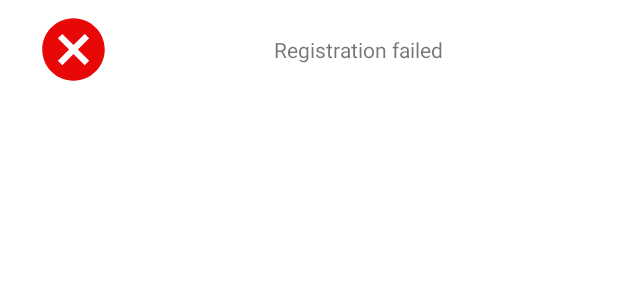
After one commit to DzmitreyDanilau/MuzHelperMessenger, an Android app: the layout content_snackbar.xml on its own in the app's theme, with its tools: preview values and no code run, on a phone screen of 412 x 824 dp. The commit adds this screen. Shown: the top 300 px of the screen. Run offline under Robolectric (Android 15) with nearby library versions, the phone set to English and light mode, and no system bars.

Commit message:
Add viewModel dependency,resources,icon,edit view model,fragment [Registration]

```diff
--- a/app/build.gradle
+++ b/app/build.gradle
@@ -89,7 +89,8 @@ dependencies {
     kapt "androidx.lifecycle:lifecycle-compiler:$lifecycleVersion"
     implementation "androidx.lifecycle:lifecycle-runtime:$lifecycleVersion"
     implementation "androidx.lifecycle:lifecycle-extensions:$lifecycleVersion"
-    implementation "androidx.lifecycle:lifecycle-common-java8:$lifecycleVersion"
+    implementation "androidx.lifecycle:lifecycle-viewmodel-ktx:$lifecycleVersion"
+    implementation "androidx.lifecycle:lifecycle-viewmodel-savedstate:$lifecycleVersion"
 
     //form edit text
     implementation "com.andreabaccega:android-form-edittext:$formEditTextVersion"
--- /dev/null
+++ b/app/src/main/java/by/dzmitrey/danilau/muzhelpermessenger/utils/extensions/String.kt
@@ -0,0 +1,3 @@
+package by.dzmitrey.danilau.muzhelpermessenger.utils.extensions
+
+fun String.Companion.Empty() = ""
--- /dev/null
+++ b/app/src/main/res/drawable/ic_cancel_cross.xml
@@ -0,0 +1,9 @@
+<vector xmlns:android="http://schemas.android.com/apk/res/android"
+        android:width="24dp"
+        android:height="24dp"
+        android:viewportWidth="24.0"
+        android:viewportHeight="24.0">
+    <path
+        android:fillColor="#E80808"
+        android:pathData="M12,2C6.47,2 2,6.47 2,12s4.47,10 10,10 10,-4.47 10,-10S17.53,2 12,2zM17,15.59L15.59,17 12,13.41 8.41,17 7,15.59 10.59,12 7,8.41 8.41,7 12,10.59 15.59,7 17,8.41 13.41,12 17,15.59z"/>
+</vector>
--- /dev/null
+++ b/app/src/main/res/layout/content_snackbar.xml
@@ -0,0 +1,30 @@
+<?xml version="1.0" encoding="utf-8"?>
+<androidx.constraintlayout.widget.ConstraintLayout xmlns:android="http://schemas.android.com/apk/res/android"
+    xmlns:app="http://schemas.android.com/apk/res-auto"
+    xmlns:tools="http://schemas.android.com/tools"
+    android:layout_width="match_parent"
+    android:layout_height="wrap_content"
+    android:backgroundTint="@color/colorPrimary"
+    android:padding="@dimen/default_pading">
+
+    <ImageView
+        android:id="@+id/snackBarImage"
+        android:layout_width="@dimen/snackBar_image_width"
+        android:layout_height="@dimen/snackBar_image_height"
+        android:layout_marginStart="@dimen/default_margin"
+        android:contentDescription="@string/image_content_dec_snackBar"
+        app:layout_constraintStart_toStartOf="parent"
+        app:layout_constraintTop_toTopOf="parent"
+        tools:src="@drawable/ic_cancel_cross" />
+
+    <TextView
+        android:id="@+id/snackBarText"
+        style="@style/BaseTextViewStyle"
+        android:textAlignment="center"
+        app:layout_constraintBottom_toBottomOf="@id/snackBarImage"
+        app:layout_constraintEnd_toEndOf="parent"
+        app:layout_constraintStart_toEndOf="@id/snackBarImage"
+        app:layout_constraintTop_toTopOf="@id/snackBarImage"
+        tools:text="@string/tools_registration_failed_text" />
+
+</androidx.constraintlayout.widget.ConstraintLayout>
--- a/app/src/main/res/values/dimens.xml
+++ b/app/src/main/res/values/dimens.xml
@@ -1,13 +1,25 @@
 <?xml version="1.0" encoding="utf-8"?>
 <resources>
     <!--Margins -->
+    <dimen name="default_quarter_margin">4dp</dimen>
+    <dimen name="default_half_margin">8dp</dimen>
+    <dimen name="default_margin">16dp</dimen>
     <dimen name="default_double_margin">32dp</dimen>
-    <dimen name="default_margin">16dp</dimen>
-    <dimen name="default_half_margin">8dp</dimen>
-    <dimen name="default_quarter_margin">8dp</dimen>
+
+    <!--Paddings -->
+    <dimen name="default_half_pading">4dp</dimen>
+    <dimen name="default_pading">8dp</dimen>
+    <dimen name="default_double_pading">16dp</dimen>
 
     <!--Images ratio-->
     <dimen name="logo_width">120dp</dimen>
     <dimen name="logo_height">@dimen/logo_width</dimen>
 
+    <!-- SnackBar -->
+    <dimen name="snackBar_image_width">50dp</dimen>
+    <dimen name="snackBar_image_height">@dimen/snackBar_image_width</dimen>
+
+    <!-- Text sizes -->
+    <dimen name="default_text_size">14sp</dimen>
+
 </resources>
--- a/app/src/main/res/values/strings.xml
+++ b/app/src/main/res/values/strings.xml
@@ -8,6 +8,14 @@
     <string name="hint_user_name">User Name</string>
     <string name="hint_password">Password</string>
     <string name="btn_text_confirm">Confirm</string>
+
+    <!-- Images content Desc -->
+    <string name="image_content_dec_snackBar">Represents Snack bar invoke causes</string>
+
+    <!--Tools text -->
+    <string name="tools_registration_failed_text">Registration failed</string>
+
+    <!-- STUB TEXT-->
     <string name="tmp_message_empty_flow">Hello it\'s home activity</string>
 
 </resources>
--- a/app/src/main/res/values/styles.xml
+++ b/app/src/main/res/values/styles.xml
@@ -5,6 +5,8 @@
         <item name="colorPrimaryDark">@color/colorPrimaryDark</item>
         <item name="colorAccent">@color/colorAccent</item>
     </style>
+
+    <!--                            BASE STYLES                            -->
 
     <!--Base Input Layout-->
     <style name="InputLayoutBaseTheme">
@@ -16,4 +18,16 @@
         <item name="android:layout_height">wrap_content</item>
     </style>
 
+    <!-- Base TextView style -->
+    <style name="BaseTextViewStyle">
+        <item name="android:layout_width">0dp</item>
+        <item name="android:textSize">@dimen/default_text_size</item>
+        <item name="android:layout_height">wrap_content</item>
+        <item name="android:layout_marginStart">@dimen/default_quarter_margin</item>
+        <item name="android:layout_marginEnd">@dimen/default_quarter_margin</item>
+    </style>
+
+    <!--                           APP VIEWS STYLES                            -->
+
+
 </resources>
```
Also changed, not shown: app/src/main/java/by/dzmitrey/danilau/muzhelpermessenger/account/registration/domain/RegisterEntity.kt (+5 -3 lines), app/src/main/java/by/dzmitrey/danilau/muzhelpermessenger/account/registration/presentation/RegistrationFragment.kt (+40 -2 lines), app/src/main/java/by/dzmitrey/danilau/muzhelpermessenger/account/registration/presentation/RegistrationViewModel.kt (+17 -5 lines), app/src/main/java/by/dzmitrey/danilau/muzhelpermessenger/base/presentation/BaseActivity.kt (+7 -0 lines), app/src/main/java/by/dzmitrey/danilau/muzhelpermessenger/base/presentation/BaseFragment.kt (+9 -0 lines), app/src/main/java/by/dzmitrey/danilau/muzhelpermessenger/utils/extensions/EditText.kt (added, +7 -0 lines), app/src/main/res/layout/activity_registration.xml (+16 -3 lines).
